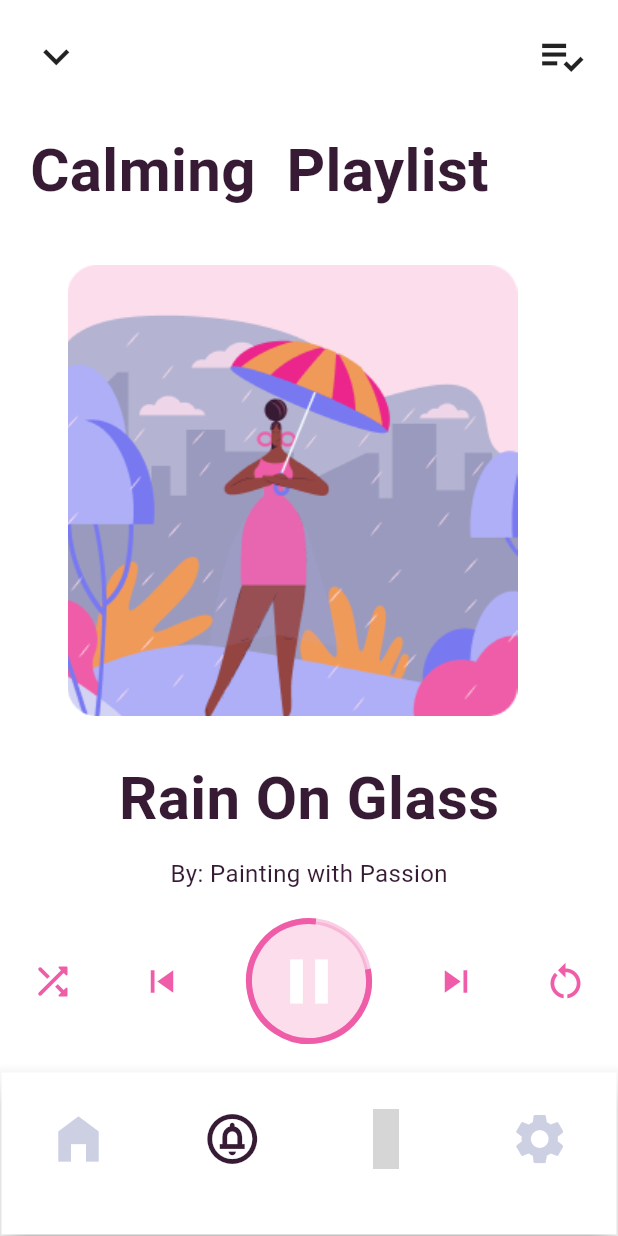
After one commit to mxcore7/health_fitness_app, a Flutter app: the soundscreen screen opened directly, on a phone screen of 412 x 824 dp. The commit adds this screen. Run offline on Flutter 3.47's test engine with Material 3 defaults, Android fonts, the phone set to English and light mode, and no system bars; our stand-ins replace google_fonts, iconly; Roboto replaces fonts that are missing (Alegreya); grey boxes are pictures that could not be loaded.

Commit message:
all page done

```diff
--- a/lib/view/homescreen.dart
+++ b/lib/view/homescreen.dart
@@ -1,4 +1,5 @@
 import 'package:flutter/material.dart';
+import 'package:health_fitness/view/soundscreen.dart';
 import 'package:iconly/iconly.dart';
 
 class homescreen extends StatefulWidget {
@@ -29,9 +30,19 @@ class _homescreenState extends State<homescreen> {
               label: ""
             ),
             BottomNavigationBarItem(
-                icon: Icon(Icons.circle_notifications_outlined, size: 40,),
-              label: ""
+              icon: InkWell(
+                onTap: () {
+                  Navigator.push(
+                    context,
+                    MaterialPageRoute(builder: (context) => soundscreen()), // Assurez-vous que SoundScreen est correctement défini ailleurs dans votre code
+                  );
+                },
+                child: Icon(
+                  Icons.circle_notifications_outlined, size: 40,),
+              ),
+              label: "",
             ),
+
             BottomNavigationBarItem(
                 icon: Icon(IconlyBold.user_2,size: 40,),
                 label: ""
--- /dev/null
+++ b/lib/view/soundscreen.dart
@@ -0,0 +1,158 @@
+import 'package:flutter/cupertino.dart';
+import 'package:flutter/material.dart';
+import 'package:flutter/widgets.dart';
+import 'package:health_fitness/view/homescreen.dart';
+import 'package:iconly/iconly.dart';
+
+class soundscreen extends StatefulWidget {
+  const soundscreen({super.key});
+
+  @override
+  State<soundscreen> createState() => _soundscreenState();
+}
+
+class _soundscreenState extends State<soundscreen> {
+  @override
+  Widget build(BuildContext context) {
+    return Scaffold(
+      backgroundColor: Color(0xffFFFFFF),
+      bottomNavigationBar:
+      Container(
+        height: 110,
+        width: 250,
+        decoration: BoxDecoration(
+            color: Colors.transparent,
+          border: Border.all(color: Colors.transparent)
+        ),
+        child: BottomNavigationBar(
+          backgroundColor: Color(0xffFFFFFF),
+          type: BottomNavigationBarType.fixed,
+          selectedItemColor: Color(0xff371B34),
+          unselectedItemColor: Color(0xffCDD0E3),
+          items: [
+
+            BottomNavigationBarItem(
+              icon: InkWell(
+                onTap: () {
+                  Navigator.push(
+                    context,
+                    MaterialPageRoute(builder: (context) => homescreen()), // Assurez-vous que SoundScreen est correctement défini ailleurs dans votre code
+                  );
+                },
+                child: Icon(
+                  Icons.home_filled, size: 40,color: Color(0xffCDD0E3),),
+              ),
+              label: "",
+            ),
+            BottomNavigationBarItem(
+                icon: Icon(Icons.circle_notifications_outlined, size: 40,color: Color(0xff371B34),),
+                label: ""
+            ),
+
+            BottomNavigationBarItem(
+                icon: Icon(IconlyBold.user_2,size: 40,),
+                label: ""
+            ),
+            BottomNavigationBarItem(
+                icon: Icon(Icons.settings, size: 40,),
+                label: ""
+            )
+          ],
+        ),
+      ),
+      body: SafeArea(
+        child: (
+        Column(
+          crossAxisAlignment: CrossAxisAlignment.start,
+          children: [
+          SizedBox(height: 20,),
+          Padding(
+            padding: const EdgeInsets.symmetric(horizontal: 20),
+            child: Row(
+              mainAxisAlignment: MainAxisAlignment.spaceBetween,
+              children: [
+              Icon(Icons.keyboard_arrow_down, size: 35,),
+              Icon(Icons.playlist_add_check, size: 35,),
+            ],),),
+          SizedBox(height: 30,),
+          Padding(
+            padding: const EdgeInsets.symmetric(horizontal: 20),
+            child: Text("Calming  Playlist", style: TextStyle(
+              fontSize: 40,
+              fontWeight: FontWeight.bold,
+              color: Color(0xff371B34)
+            ),),
+          ),
+            SizedBox(height: 10,),
+            Padding(
+              padding: const EdgeInsets.symmetric(horizontal: 20),
+              child: Container(
+                height: 350,
+                width: 350,
+                decoration: BoxDecoration(
+                  borderRadius: BorderRadius.circular(20),
+                  image: DecorationImage(image: AssetImage("asset/image/Illustration.png"))
+                ),
+              ),
+            ),
+            SizedBox(height: 2,),
+            Center(
+              child: Text("Rain On Glass", style: TextStyle(
+                fontWeight: FontWeight.bold,
+                fontSize: 40,
+                color: Color(0xff371B34)
+              ),),
+            ),
+            SizedBox(height: 10,),
+            Center(
+              child: Text("By: Painting with Passion", style: TextStyle(
+                color: Color(0xff371B34),
+                fontSize: 16
+              ),),
+            ),
+            SizedBox(height: 20,),
+            Padding(
+              padding: const EdgeInsets.symmetric(horizontal: 20),
+              child: Row(
+                mainAxisAlignment: MainAxisAlignment.spaceBetween,
+                children: [
+                Icon(Icons.shuffle_rounded, color: Color(0xffEF5DA8),size: 30,),
+                Icon(Icons.skip_previous, color: Color(0xffEF5DA8),size: 30,),
+                Stack(
+                  alignment: Alignment.center,
+                  children: [
+                  Container(
+                    height: 80,
+                    width: 80,
+                    decoration: BoxDecoration(
+                      color: Color(0xffFCDDEC),
+                      borderRadius: BorderRadius.circular(40)
+                    ),
+                  ),
+                  SizedBox(
+                    height: 80,
+                    width: 80,
+                    child: Transform.rotate(
+                      angle: 12 * 1.1615927,
+                      child: CircularProgressIndicator(
+                        strokeWidth: 4,
+                        value: 0.8, // Value of the progress (0.0 to 1.0)
+                        backgroundColor: Color(0xffEF5DA8).withOpacity(0.3), // Background color of the progress indicator
+                        color: Color(0xffEF5DA8),
+                      ),
+                    ),
+                  ),
+                    Icon(Icons.pause, size: 50,
+                        color: Color(0xffFFFFFF))
+                ],),
+                Icon(Icons.skip_next, color: Color(0xffEF5DA8),size: 30,),
+                Icon(Icons.restart_alt, color: Color(0xffEF5DA8),size: 30,),
+              ],),
+            )
+
+        ],)
+        ),
+      ),
+    );
+  }
+}
```
Also changed, not shown: asset/image/Illustration.png (added).
